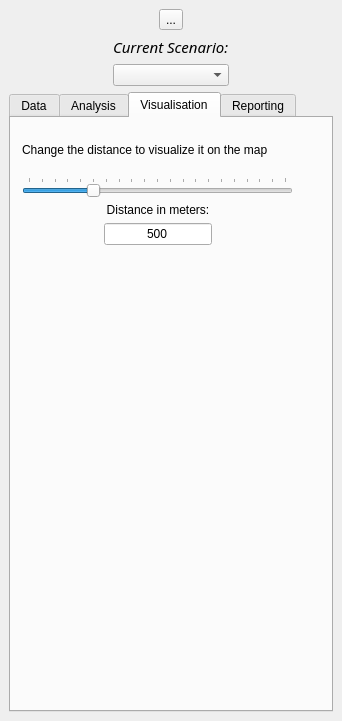
This is PASCAL2/spatial_decision_dockwidget_base.ui in SimonGriffioen/GEO1005 as Qt 5 draws it before an edit. The edited form follows.
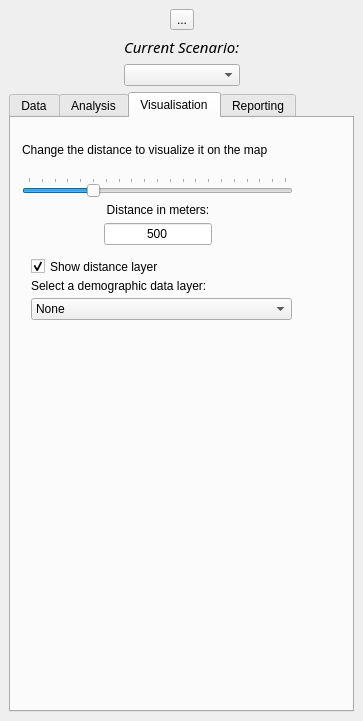
This is the edited form. The open tabs and pages were chosen to show the change.

```diff
--- a/PASCAL2/spatial_decision_dockwidget_base.ui
+++ b/PASCAL2/spatial_decision_dockwidget_base.ui
@@ -6,7 +6,7 @@
    <rect>
     <x>0</x>
     <y>0</y>
-    <width>342</width>
+    <width>363</width>
     <height>721</height>
    </rect>
   </property>
@@ -18,7 +18,7 @@
   </property>
   <property name="minimumSize">
    <size>
-    <width>324</width>
+    <width>363</width>
     <height>503</height>
    </size>
   </property>
@@ -756,6 +756,70 @@
          </item>
         </layout>
        </widget>
+       <widget class="QCheckBox" name="distanceVisiblecheckBox">
+        <property name="geometry">
+         <rect>
+          <x>20</x>
+          <y>140</y>
+          <width>161</width>
+          <height>17</height>
+         </rect>
+        </property>
+        <property name="text">
+         <string>Show distance layer</string>
+        </property>
+        <property name="checked">
+         <bool>true</bool>
+        </property>
+       </widget>
+       <widget class="QComboBox" name="dataLayerCombo">
+        <property name="geometry">
+         <rect>
+          <x>20</x>
+          <y>180</y>
+          <width>261</width>
+          <height>22</height>
+         </rect>
+        </property>
+        <item>
+         <property name="text">
+          <string>None</string>
+         </property>
+        </item>
+        <item>
+         <property name="text">
+          <string>Population</string>
+         </property>
+        </item>
+        <item>
+         <property name="text">
+          <string>Population Density</string>
+         </property>
+        </item>
+        <item>
+         <property name="text">
+          <string>Cars per household</string>
+         </property>
+        </item>
+        <item>
+         <property name="text">
+          <string>Elderly 65+</string>
+         </property>
+        </item>
+       </widget>
+       <widget class="QLabel" name="label_13">
+        <property name="geometry">
+         <rect>
+          <x>20</x>
+          <y>160</y>
+          <width>211</width>
+          <height>16</height>
+         </rect>
+        </property>
+        <property name="text">
+         <string>Select a demographic data layer:</string>
+        </property>
+       </widget>
       </widget>
       <widget class="QWidget" name="visualisationTab">
        <attribute name="title">
```
Left out of the diff: 4 changed lines with no effect on the pictures.
